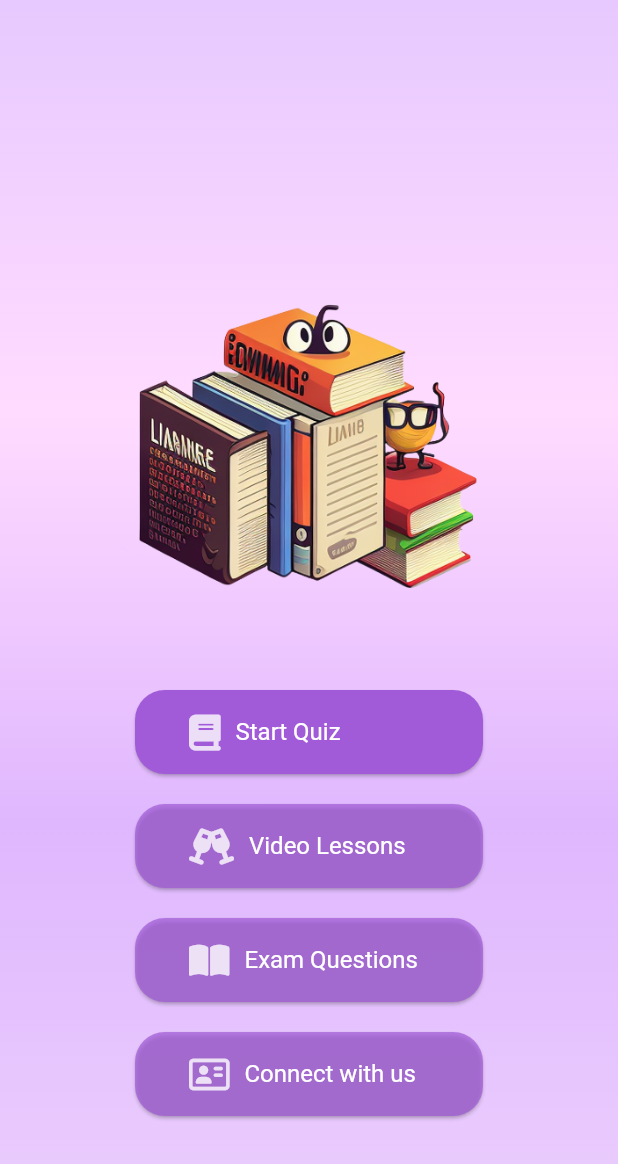
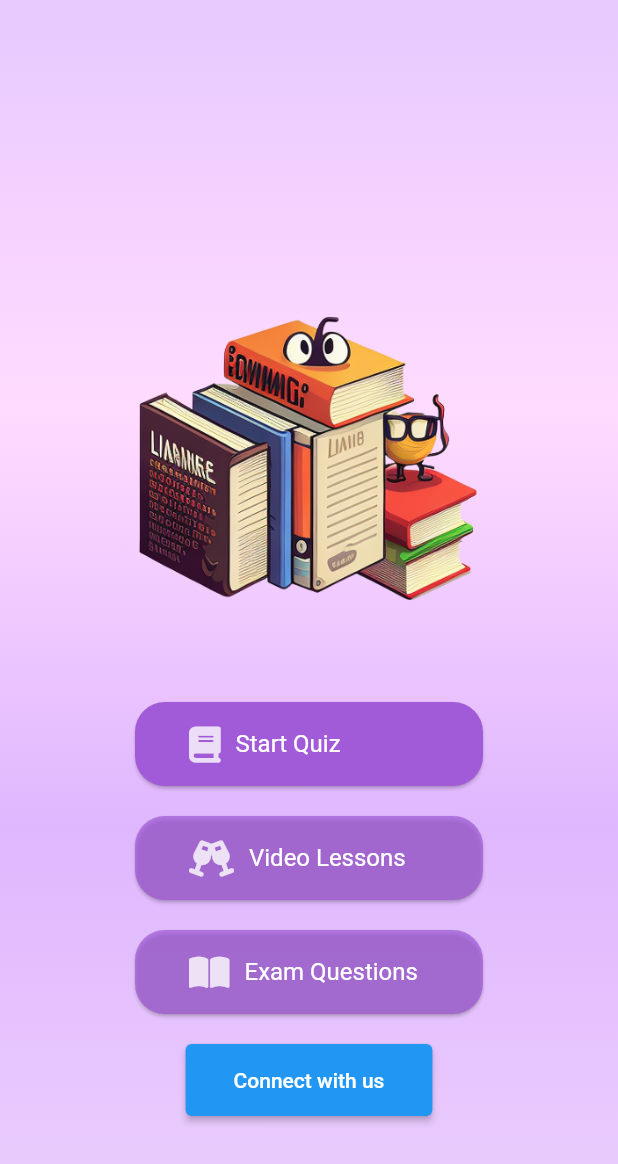
Before and after one commit to Chamidilshan/Quiz_app, a Flutter app: the screen it shows after launch, on a phone screen of 412 x 824 dp. Shown: the top 1164 px of the screen. Run offline on Flutter 3.47's test engine with Material 2 defaults, Android fonts, the phone set to English and light mode, and no system bars; our stand-ins replace font_awesome_flutter; missing offline and left inert: connectivity_wrapper; network calls fail.

Commit message:
added started page button

```diff
--- a/lib/pages/starting_page.dart
+++ b/lib/pages/starting_page.dart
@@ -148,39 +148,11 @@ class StartingPage extends StatelessWidget {
             SizedBox(
               height: 20.0,
             ),
-            GestureDetector(
-              onTap: () {
-                print('pressed lessons');
-              },
-              child: Card(
-                margin: EdgeInsets.symmetric(horizontal: 90.0),
-                shape: RoundedRectangleBorder(
-                    borderRadius: BorderRadius.circular(20.0)
-                ),
-                color: backColor.withOpacity(0.7) ,
-                child: Container(
-                  child: ListTile(
-                    title: Row(
-                      mainAxisAlignment: MainAxisAlignment.start,
-                      children: [
-                        SizedBox(
-                          width: 20.0,
-                        ),
-                        FaIcon(FontAwesomeIcons.contactCard, color: Colors.white.withOpacity(0.8),),
-                        SizedBox(
-                          width: 10.0,
-                        ),
-                        Text(
-                          'Connect with us',
-                          textAlign: TextAlign.center,
-                          style: TextStyle(
-                              color: Colors.white
-                          ),
-                        ),
-                      ],
-                    ),
-                  ),
-                ),
+            ElevatedButton(
+                onPressed: (){},
+                child: Text('Connect with us'),
+              style: ElevatedButton.styleFrom(
+                padding: EdgeInsets.symmetric(horizontal: 32.0, vertical: 16.0)
               ),
             ),
             SizedBox(
```
